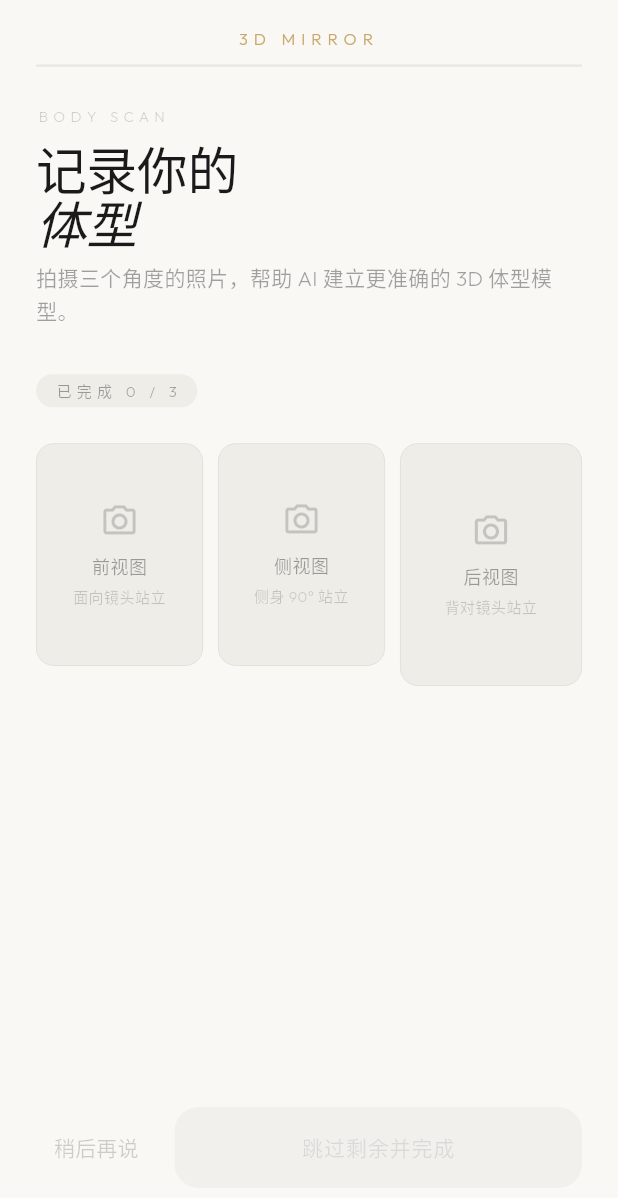
After one commit to NOvice-Hedwig/3dMirror-mobile, a Flutter app: the PhotoCaptureScreen screen opened by its route, on a phone screen of 412 x 824 dp. The commit adds this screen. Shown: the top 1198 px of the screen. Run offline on Flutter 3.47's test engine with Material 3 defaults, Android fonts, the phone set to English and light mode, and no system bars; drawn by our look-alikes of flutter_animate; our stand-ins replace flutter_riverpod, go_router, google_fonts, image_picker, shared_preferences, sign_in_with_apple; accounts and stored records are empty.

Commit message:
Update project files

```diff
--- a/flutter_app/lib/core/router/app_router.dart
+++ b/flutter_app/lib/core/router/app_router.dart
@@ -4,6 +4,7 @@ import 'package:shared_preferences/shared_preferences.dart';
 
 import '../../features/auth/auth_screen.dart';
 import '../../features/onboarding/onboarding_screen.dart';
+import '../../features/onboarding/photo_capture_screen.dart';
 import '../../features/input/input_screen.dart';
 import '../../features/result/result_screen.dart';
 import '../../features/history/history_screen.dart';
@@ -11,41 +12,49 @@ import '../theme/design_tokens.dart';
 import '../widgets/root_shell.dart';
 
 class MirrorRoute {
-  static const String auth       = '/auth';
-  static const String onboarding = '/onboarding';
-  static const String home       = '/';
-  static const String input      = '/input';
-  static const String result     = '/result';
-  static const String history    = '/history';
+  static const String auth         = '/auth';
+  static const String onboarding   = '/onboarding';
+  static const String photoCapture = '/photo-capture';
+  static const String home         = '/';
+  static const String input        = '/input';
+  static const String result       = '/result';
+  static const String history      = '/history';
 }
 
 final GoRouter appRouter = GoRouter(
   initialLocation: MirrorRoute.auth,
   redirect: (context, state) async {
-  final prefs = await SharedPreferences.getInstance();
-  final token = prefs.getString('mirror_token');
-  final onboarded = prefs.getBool('mirror_onboarded') ?? false;
+    final prefs          = await SharedPreferences.getInstance();
+    final token          = prefs.getString('mirror_token');
+    final onboarded      = prefs.getBool('mirror_onboarded')      ?? false;
+    final photoCaptured  = prefs.getBool('mirror_photo_captured') ?? false;
 
-  final path = state.fullPath ?? '';
-  final isAuth = path == MirrorRoute.auth;
-  final isOnboarding = path == MirrorRoute.onboarding;
+    final path           = state.fullPath ?? '';
+    final isAuth         = path == MirrorRoute.auth;
+    final isOnboarding   = path == MirrorRoute.onboarding;
+    final isPhotoCapture = path == MirrorRoute.photoCapture;
 
-  // 1. 未登录：只能留在 auth，其他都跳去 auth
+    // 1. 未登录：只能留在 auth
     if (token == null) {
       return isAuth ? null : MirrorRoute.auth;
     }
 
-  // 2. 已登录但未完成 onboarding：只能留在 onboarding
+    // 2. 已登录但未完成 onboarding
     if (!onboarded) {
       return isOnboarding ? null : MirrorRoute.onboarding;
     }
 
-  // 3. 已登录且已完成 onboarding：不该再去 auth / onboarding
-  if (isAuth || isOnboarding) {
+    // 3. 完成 onboarding 但未拍照：引导到拍照页
+    if (!photoCaptured) {
+      return isPhotoCapture ? null : MirrorRoute.photoCapture;
+    }
+
+    // 4. 全部完成：不该再去 auth / onboarding / photo-capture
+    if (isAuth || isOnboarding || isPhotoCapture) {
       return MirrorRoute.home;
     }
 
-  // 4. 其他正常放行
+    // 5. 其他正常放行
     return null;
   },
 
@@ -58,6 +67,10 @@ final GoRouter appRouter = GoRouter(
     GoRoute(
       path: MirrorRoute.onboarding,
       pageBuilder: (c, s) => _fade(s, const OnboardingScreen()),
+    ),
+    GoRoute(
+      path: MirrorRoute.photoCapture,
+      pageBuilder: (c, s) => _fade(s, const PhotoCaptureScreen()),
     ),
     ShellRoute(
       builder: (c, s, child) => RootShell(child: child),
--- a/flutter_app/lib/features/onboarding/onboarding_screen.dart
+++ b/flutter_app/lib/features/onboarding/onboarding_screen.dart
@@ -200,7 +200,7 @@ class _OnboardingScreenState extends State<OnboardingScreen> {
 
   static const _consentBullets = [
     '你的身体数据（身高、体重、三围）将用于生成专属 3D 体型模型',
-    '照片数据（如上传）仅用于本地分析，不会上传至服务器',
+    '体型照片将上传至服务器，由 AI 分析体型比例，仅用于建模，不作其他用途',
     '所有数据经过加密存储，我们不会出售或共享你的个人信息',
     'AI 预测结果仅供参考，不构成医疗建议',
   ];
@@ -389,7 +389,7 @@ class _OnboardingScreenState extends State<OnboardingScreen> {
     await prefs.setDouble('mirror_weight', _weight);
     await prefs.setString('mirror_goal', _goal);
     if (!mounted) return;
-    context.go(MirrorRoute.home);
+    context.go(MirrorRoute.photoCapture);
   }
 
   Future<void> _pickInt(String label, int min, int max, int cur,
--- /dev/null
+++ b/flutter_app/lib/features/onboarding/photo_capture_screen.dart
@@ -0,0 +1,359 @@
+import 'dart:io';
+
+import 'package:flutter/material.dart';
+import 'package:flutter_animate/flutter_animate.dart';
+import 'package:go_router/go_router.dart';
+import 'package:image_picker/image_picker.dart';
+import 'package:shared_preferences/shared_preferences.dart';
+
+import '../../core/router/app_router.dart';
+import '../../core/theme/design_tokens.dart';
+import '../../models/body_photo.dart';
+import '../../services/api/photo_api.dart';
+
+class PhotoCaptureScreen extends StatefulWidget {
+  const PhotoCaptureScreen({super.key});
+
+  @override
+  State<PhotoCaptureScreen> createState() => _PhotoCaptureScreenState();
+}
+
+class _PhotoCaptureScreenState extends State<PhotoCaptureScreen> {
+  final _picker = ImagePicker();
+  final _photos = <PhotoAngle, File>{};
+
+  bool _uploading = false;
+  String? _errorMsg;
+
+  static const _angles = [PhotoAngle.front, PhotoAngle.side, PhotoAngle.back];
+
+  // ── Build ──────────────────────────────────────────────────────────────────
+
+  @override
+  Widget build(BuildContext context) {
+    return Scaffold(
+      backgroundColor: MirrorColors.bg,
+      body: SafeArea(
+        child: Column(
+          children: [
+            _buildMasthead(),
+            Expanded(
+              child: SingleChildScrollView(
+                padding: const EdgeInsets.fromLTRB(
+                    MirrorSpacing.pagePad, 24, MirrorSpacing.pagePad, 0),
+                child: Column(
+                  crossAxisAlignment: CrossAxisAlignment.start,
+                  children: [
+                    Text('BODY SCAN', style: MirrorText.overline)
+                        .animate()
+                        .fadeIn(duration: 400.ms, curve: MirrorCurve.enter),
+                    const SizedBox(height: 12),
+                    Text.rich(TextSpan(style: MirrorText.title, children: [
+                      const TextSpan(text: '记录你的\n'),
+                      TextSpan(
+                          text: '体型',
+                          style:
+                              MirrorText.title.copyWith(fontStyle: FontStyle.italic)),
+                    ]))
+                        .animate(delay: 80.ms)
+                        .fadeIn(duration: MirrorDuration.slow, curve: MirrorCurve.enter)
+                        .slideY(
+                            begin: 0.06,
+                            end: 0,
+                            duration: MirrorDuration.slow,
+                            curve: MirrorCurve.enter),
+                    const SizedBox(height: 8),
+                    Text(
+                      '拍摄三个角度的照片，帮助 AI 建立更准确的 3D 体型模型。',
+                      style: MirrorText.body.copyWith(color: MirrorColors.text2),
+                    )
+                        .animate(delay: 160.ms)
+                        .fadeIn(duration: 400.ms, curve: MirrorCurve.enter),
+                    const SizedBox(height: 32),
+
+                    // Progress chip
+                    _buildProgressChip()
+                        .animate(delay: 240.ms)
+                        .fadeIn(duration: 400.ms, curve: MirrorCurve.enter),
+                    const SizedBox(height: 24),
+
+                    // Photo cards row
+                    Row(
+                      crossAxisAlignment: CrossAxisAlignment.start,
+                      children: _angles.asMap().entries.map((e) {
+                        final delay = Duration(milliseconds: 320 + e.key * 80);
+                        return Expanded(
+                          child: Padding(
+                            padding: EdgeInsets.only(
+                                right: e.key < _angles.length - 1 ? 10 : 0),
+                            child: _AngleCard(
+                              angle: e.value,
+                              capturedFile: _photos[e.value],
+                              onTap: () => _capture(e.value),
+                            )
+                                .animate(delay: delay)
+                                .fadeIn(duration: 400.ms, curve: MirrorCurve.enter)
+                                .slideY(
+                                    begin: 0.05,
+                                    end: 0,
+                                    duration: 400.ms,
+                                    curve: MirrorCurve.enter),
+                          ),
+                        );
+                      }).toList(),
+                    ),
+                    const SizedBox(height: 20),
+
+                    if (_errorMsg != null)
+                      Padding(
+                        padding: const EdgeInsets.only(bottom: 8),
+                        child: Text(_errorMsg!,
+                            style: MirrorText.body
+                                .copyWith(color: MirrorColors.gold)),
+                      ),
+                  ],
+                ),
+              ),
+            ),
+            _buildNav(),
+          ],
+        ),
+      ),
+    );
+  }
+
+  // ── Masthead ───────────────────────────────────────────────────────────────
+
+  Widget _buildMasthead() => Column(children: [
+        Padding(
+          padding: const EdgeInsets.fromLTRB(
+              MirrorSpacing.pagePad, 20, MirrorSpacing.pagePad, 12),
+          child: Text(
+            '3D MIRROR',
+            style: MirrorText.overline.copyWith(
+                color: MirrorColors.gold, fontSize: 11, letterSpacing: 4.0),
+            textAlign: TextAlign.center,
+          ),
+        ),
+        Container(
+          height: 1.5,
+          margin:
+              const EdgeInsets.symmetric(horizontal: MirrorSpacing.pagePad),
+          color: MirrorColors.divider,
+        )
+            .animate()
+            .scale(
+                begin: const Offset(0, 1),
+                end: const Offset(1, 1),
+                alignment: Alignment.centerLeft,
+                duration: 600.ms,
+                curve: MirrorCurve.enter),
+        const SizedBox(height: 4),
+      ]);
+
+  // ── Progress chip ─────────────────────────────────────────────────────────
+
+  Widget _buildProgressChip() {
+    final count = _photos.length;
+    return Container(
+      padding: const EdgeInsets.symmetric(horizontal: 12, vertical: 6),
+      decoration: BoxDecoration(
+        color: count == 3 ? MirrorColors.text1 : MirrorColors.bg2,
+        borderRadius: BorderRadius.circular(MirrorRadius.full),
+      ),
+      child: Text(
+        count == 3 ? '全部完成 ✓' : '已完成 $count / 3',
+        style: MirrorText.overline.copyWith(
+            color: count == 3 ? MirrorColors.bg : MirrorColors.text2,
+            fontSize: 10),
+      ),
+    );
+  }
+
+  // ── Bottom nav ─────────────────────────────────────────────────────────────
+
+  Widget _buildNav() => Padding(
+        padding: const EdgeInsets.fromLTRB(
+            MirrorSpacing.pagePad, 16, MirrorSpacing.pagePad, 32),
+        child: Row(children: [
+          TextButton(
+            onPressed: _uploading ? null : _skip,
+            child: Text('稍后再说',
+                style:
+                    MirrorText.body.copyWith(color: MirrorColors.text3)),
+          ),
+          const SizedBox(width: 12),
+          Expanded(
+            child: AnimatedOpacity(
+              opacity: _photos.isNotEmpty ? 1.0 : 0.3,
+              duration: MirrorDuration.fast,
+              child: ElevatedButton(
+                onPressed: (_photos.isNotEmpty && !_uploading) ? _submit : null,
+                child: _uploading
+                    ? const SizedBox(
+                        width: 18,
+                        height: 18,
+                        child: CircularProgressIndicator(
+                            color: MirrorColors.bg, strokeWidth: 1.5))
+                    : Text(_photos.length == 3 ? '上传并完成' : '跳过剩余并完成'),
+              ),
+            ),
+          ),
+        ]),
+      );
+
+  // ── Actions ────────────────────────────────────────────────────────────────
+
+  Future<void> _capture(PhotoAngle angle) async {
+    final xFile = await _picker.pickImage(
+      source: ImageSource.camera,
+      imageQuality: 85,
+      preferredCameraDevice: CameraDevice.rear,
+    );
+    if (xFile == null) return;
+    setState(() {
+      _photos[angle] = File(xFile.path);
+      _errorMsg = null;
+    });
+  }
+
+  Future<void> _skip() async {
+    final prefs = await SharedPreferences.getInstance();
+    await prefs.setBool('mirror_photo_captured', true);
+    if (!mounted) return;
+    context.go(MirrorRoute.home);
+  }
+
+  Future<void> _submit() async {
+    setState(() { _uploading = true; _errorMsg = null; });
+    try {
+      final photoIds = await PhotoApi.instance.uploadPhotos(_photos);
+
+      // Fire analysis in background; we don't block the user on it.
+      if (photoIds.isNotEmpty) {
+        PhotoApi.instance.analyzePhotos(photoIds).ignore();
+      }
+
+      final prefs = await SharedPreferences.getInstance();
+      await prefs.setBool('mirror_photo_captured', true);
+      if (!mounted) return;
+      context.go(MirrorRoute.home);
+    } catch (e) {
+      setState(() {
+        _errorMsg = '上传失败，请检查网络连接后重试。';
+        _uploading = false;
+      });
+    }
+  }
+}
+
+// ─── _AngleCard ───────────────────────────────────────────────────────────────
+
+class _AngleCard extends StatefulWidget {
+  const _AngleCard({
+    required this.angle,
+    required this.capturedFile,
+    required this.onTap,
+  });
+
+  final PhotoAngle angle;
+  final File?      capturedFile;
+  final VoidCallback onTap;
+
+  @override
+  State<_AngleCard> createState() => _AngleCardState();
+}
+
+class _AngleCardState extends State<_AngleCard> {
+  bool _pressed = false;
+
+  @override
+  Widget build(BuildContext context) {
+    final captured = widget.capturedFile != null;
+
+    return GestureDetector(
+      onTapDown: (_) => setState(() => _pressed = true),
+      onTapUp: (_) { setState(() => _pressed = false); widget.onTap(); },
+      onTapCancel: () => setState(() => _pressed = false),
+      child: AnimatedScale(
+        scale: _pressed ? 0.97 : 1.0,
+        duration: const Duration(milliseconds: 130),
+        curve: MirrorCurve.snap,
+        child: AspectRatio(
+          aspectRatio: 3 / 4,
+          child: AnimatedContainer(
+            duration: MirrorDuration.fast,
+            curve: MirrorCurve.snap,
+            decoration: BoxDecoration(
+              color: captured ? Colors.transparent : MirrorColors.bg2,
+              borderRadius: BorderRadius.circular(MirrorRadius.md),
+              border: Border.all(
+                color: captured ? MirrorColors.text1 : MirrorColors.divider,
+                width: captured ? 1.5 : 0.5,
+              ),
+            ),
+            clipBehavior: Clip.antiAlias,
+            child: captured
+                ? Stack(fit: StackFit.expand, children: [
+                    Image.file(widget.capturedFile!, fit: BoxFit.cover),
+                    Positioned(
+                      bottom: 0, left: 0, right: 0,
+                      child: Container(
+                        padding: const EdgeInsets.symmetric(vertical: 8),
+                        decoration: BoxDecoration(
+                          gradient: LinearGradient(
+                            begin: Alignment.bottomCenter,
+                            end: Alignment.topCenter,
+                            colors: [
+                              Colors.black.withValues(alpha: 0.55),
+                              Colors.transparent,
+                            ],
+                          ),
+                        ),
+                        child: Text(
+                          widget.angle.label,
+                          style: MirrorText.overline.copyWith(
+                              color: Colors.white, fontSize: 9),
+                          textAlign: TextAlign.center,
+                        ),
+                      ),
+                    ),
+                    Positioned(
+                      top: 8, right: 8,
+                      child: Container(
+                        width: 22, height: 22,
+                        decoration: BoxDecoration(
+                            color: MirrorColors.text1,
+                            shape: BoxShape.circle),
+                        child: const Icon(Icons.check_rounded,
+                            size: 13, color: MirrorColors.bg),
+                      ),
+                    ),
+                  ])
+                : Column(
+                    mainAxisAlignment: MainAxisAlignment.center,
+                    children: [
+                      const Icon(Icons.camera_alt_outlined,
+                          size: 26, color: MirrorColors.text3),
+                      const SizedBox(height: 8),
+                      Text(widget.angle.label,
+                          style: MirrorText.bodyS
+                              .copyWith(color: MirrorColors.text2)),
+                      const SizedBox(height: 4),
+                      Padding(
+                        padding:
+                            const EdgeInsets.symmetric(horizontal: 8),
+                        child: Text(
+                          widget.angle.hint,
+                          style: MirrorText.caption,
+                          textAlign: TextAlign.center,
+                        ),
+                      ),
+                    ],
+                  ),
+          ),
+        ),
+      ),
+    );
+  }
+}
--- /dev/null
+++ b/flutter_app/lib/models/body_photo.dart
@@ -0,0 +1,106 @@
+import 'dart:io';
+
+enum PhotoAngle { front, side, back }
+
+extension PhotoAngleLabel on PhotoAngle {
+  String get label {
+    switch (this) {
+      case PhotoAngle.front: return '前视图';
+      case PhotoAngle.side:  return '侧视图';
+      case PhotoAngle.back:  return '后视图';
+    }
+  }
+
+  String get hint {
+    switch (this) {
+      case PhotoAngle.front: return '面向镜头站立';
+      case PhotoAngle.side:  return '侧身 90° 站立';
+      case PhotoAngle.back:  return '背对镜头站立';
+    }
+  }
+
+  String get apiValue {
+    switch (this) {
+      case PhotoAngle.front: return 'front';
+      case PhotoAngle.side:  return 'side';
+      case PhotoAngle.back:  return 'back';
+    }
+  }
+
+  static PhotoAngle fromString(String s) {
+    switch (s) {
+      case 'front': return PhotoAngle.front;
+      case 'side':  return PhotoAngle.side;
+      case 'back':  return PhotoAngle.back;
+      default:      return PhotoAngle.front;
+    }
+  }
+}
+
+// ─── PhotoAnalysisResult ──────────────────────────────────────────────────────
+
+class PhotoAnalysisResult {
+  final double? shoulderWidthNorm;
+  final double? waistNorm;
+  final double? hipNorm;
+  final double? limbProportionNorm;
+  final Map<String, dynamic> raw;
+
+  const PhotoAnalysisResult({
+    this.shoulderWidthNorm,
+    this.waistNorm,
+    this.hipNorm,
+    this.limbProportionNorm,
+    required this.raw,
+  });
+
+  factory PhotoAnalysisResult.fromJson(Map<String, dynamic> j) =>
+      PhotoAnalysisResult(
+        shoulderWidthNorm:   (j['shoulder_width_norm'] as num?)?.toDouble(),
+        waistNorm:           (j['waist_norm']           as num?)?.toDouble(),
+        hipNorm:             (j['hip_norm']             as num?)?.toDouble(),
+        limbProportionNorm:  (j['limb_proportion_norm'] as num?)?.toDouble(),
+        raw: j,
+      );
+
+  Map<String, dynamic> toJson() => {
+    'shoulder_width_norm':  shoulderWidthNorm,
+    'waist_norm':           waistNorm,
+    'hip_norm':             hipNorm,
+    'limb_proportion_norm': limbProportionNorm,
+    ...raw,
+  };
+}
+
+// ─── BodyPhoto ────────────────────────────────────────────────────────────────
+
+class BodyPhoto {
+  final String                id;
+  final String                userId;
+  final PhotoAngle            angle;
+  final File?                 localFile;   // before upload
+  final String?               remoteUrl;   // after upload
+  final PhotoAnalysisResult?  analysis;
+  final DateTime              createdAt;
+
+  const BodyPhoto({
+    required this.id,
+    required this.userId,
+    required this.angle,
+    this.localFile,
+    this.remoteUrl,
+    this.analysis,
+    required this.createdAt,
+  });
+
+  factory BodyPhoto.fromJson(Map<String, dynamic> j) => BodyPhoto(
+    id:        j['id']      as String,
+    userId:    j['user_id'] as String,
+    angle:     PhotoAngleLabel.fromString(j['angle'] as String),
+    remoteUrl: j['file_path'] as String?,
+    analysis:  j['llm_analysis'] != null
+        ? PhotoAnalysisResult.fromJson(j['llm_analysis'] as Map<String, dynamic>)
+        : null,
+    createdAt: DateTime.parse(j['created_at'] as String),
+  );
+}
--- /dev/null
+++ b/flutter_app/lib/services/api/photo_api.dart
@@ -0,0 +1,105 @@
+import 'dart:convert';
+import 'dart:io';
+import 'package:http/http.dart' as http;
+import 'package:shared_preferences/shared_preferences.dart';
+
+import '../../models/body_photo.dart';
+
+class PhotoException implements Exception {
+  final String message;
+  const PhotoException(this.message);
+  @override String toString() => message;
+}
+
+class PhotoApi {
+  PhotoApi._();
+  static final PhotoApi instance = PhotoApi._();
+
+  static const _base = String.fromEnvironment('API_BASE_URL',
+      defaultValue: 'http://10.0.2.2:8000');
+
+  // ── Upload ─────────────────────────────────────────────────────────────────
+
+  Future<List<String>> uploadPhotos(Map<PhotoAngle, File> photos) async {
+    final token = await _token();
+    final request = http.MultipartRequest('POST', Uri.parse('$_base/photos/upload'))
+      ..headers['Authorization'] = 'Bearer $token';
+
+    for (final entry in photos.entries) {
+      final angle = entry.key.apiValue;
+      final file  = entry.value;
+      request.files.add(await http.MultipartFile.fromPath(
+        angle, file.path,
+        filename: '$angle.jpg',
+      ));
+    }
+
+    final streamed = await request.send();
+    final body     = await streamed.stream.bytesToString();
+
+    if (streamed.statusCode != 200 && streamed.statusCode != 201) {
+      throw PhotoException('上传失败 (${streamed.statusCode})');
+    }
+
+    final decoded = json.decode(body) as Map<String, dynamic>;
+    return (decoded['photo_ids'] as List<dynamic>)
+        .map((e) => e as String)
+        .toList();
+  }
+
+  // ── Analyze ────────────────────────────────────────────────────────────────
+
+  Future<PhotoAnalysisResult?> analyzePhotos(List<String> photoIds) async {
+    if (photoIds.isEmpty) return null;
+    final token = await _token();
+
+    final request = http.MultipartRequest('POST', Uri.parse('$_base/photos/analyze'))
+      ..headers['Authorization'] = 'Bearer $token';
+
+    for (final id in photoIds) {
+      request.fields['photo_ids'] = id;
+    }
+
+    // Use form-encoded body instead to match FastAPI Form(...) list
+    final formBody = photoIds.map((id) => 'photo_ids=${Uri.encodeComponent(id)}').join('&');
+    final r = await http.post(
+      Uri.parse('$_base/photos/analyze'),
+      headers: {
+        'Authorization': 'Bearer $token',
+        'Content-Type': 'application/x-www-form-urlencoded',
+      },
+      body: formBody,
+    );
+
+    if (r.statusCode != 200) return null;
+
+    final decoded  = json.decode(r.body) as Map<String, dynamic>;
+    final analysis = decoded['analysis'] as Map<String, dynamic>?;
+    if (analysis == null || analysis.isEmpty) return null;
+    return PhotoAnalysisResult.fromJson(analysis);
+  }
+
+  // ── List ───────────────────────────────────────────────────────────────────
+
+  Future<List<BodyPhoto>> listPhotos({String? sessionId}) async {
+    final token = await _token();
+    final uri   = Uri.parse('$_base/photos').replace(
+        queryParameters: sessionId != null ? {'session_id': sessionId} : null);
+    final r = await http.get(uri,
+        headers: {'Authorization': 'Bearer $token'});
+    if (r.statusCode != 200) throw PhotoException('获取失败 (${r.statusCode})');
+    final decoded = json.decode(r.body) as Map<String, dynamic>;
+    return (decoded['photos'] as List<dynamic>)
+        .map((e) => BodyPhoto.fromJson(e as Map<String, dynamic>))
+        .toList();
+  }
+
+  // ── helpers ────────────────────────────────────────────────────────────────
+
+  Future<String> _token() async {
+    final prefs = await SharedPreferences.getInstance();
+    final t = prefs.getString('mirror_token');
+    if (t == null) throw const PhotoException('未登录');
+    return t;
+  }
+}
--- a/flutter_app/pubspec.yaml
+++ b/flutter_app/pubspec.yaml
@@ -21,6 +21,8 @@ dependencies:
   cupertino_icons: ^1.0.8
   flutter_animate: ^4.5.0
   google_fonts: ^6.2.1
+  image_picker: ^1.1.0
+  path_provider: ^2.1.0
 
 dev_dependencies:
   flutter_test:
```
Also changed, not shown: flutter_app/lib/models/models.dart (+28 -1 lines), flutter_app/pubspec.lock, 14 other files. Lines whose indentation alone changed are shown as unchanged.
